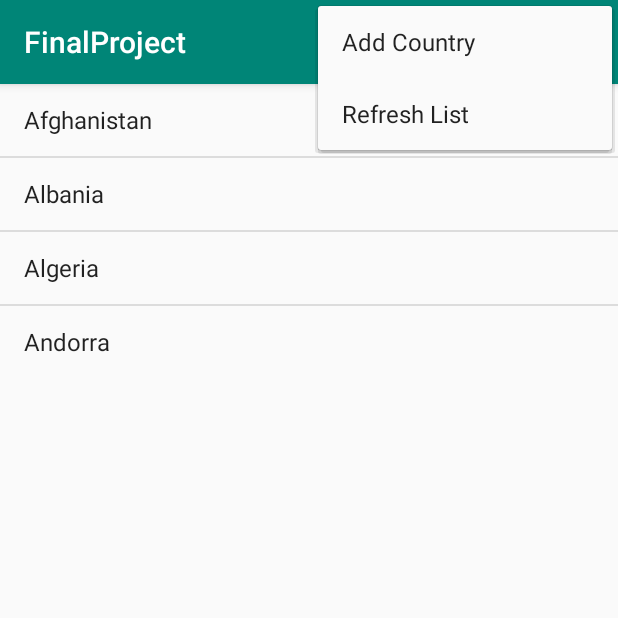
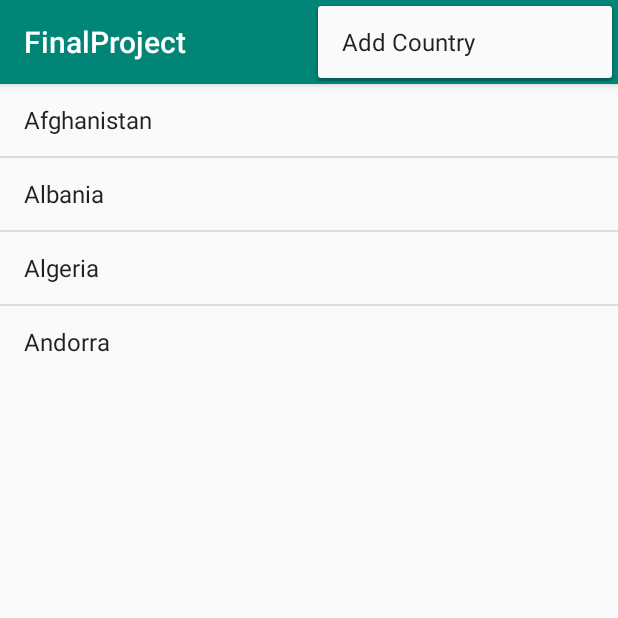
Before and after one commit to RafaelNunyez/pmm, an Android app: the CountriesScreen screen opened directly, with no data from a screen before it, with the options menu open, on a phone screen of 412 x 824 dp, the top half of it. Run offline under Robolectric (Android 15) with nearby library versions, the phone set to English and light mode, and no system bars.

Commit message:
Deleted refresh from menu and added to Add.java onBackPressed method

```diff
--- a/FinalProject/app/src/main/res/menu/menu.xml
+++ b/FinalProject/app/src/main/res/menu/menu.xml
@@ -1,11 +1,8 @@
 <?xml version="1.0" encoding="utf-8"?>
 <menu xmlns:android="http://schemas.android.com/apk/res/android">
+
     <item
         android:id="@+id/add"
         android:title="Add Country" />
 
-    <item
-        android:id="@+id/refresh"
-        android:title="Refresh List" />
-
 </menu>
```
Also changed, not shown: FinalProject/app/src/main/java/com/example/rafael/finalproject/Add.java (+7 -0 lines), FinalProject/app/src/main/java/com/example/rafael/finalproject/CountriesScreen.java (+12 -6 lines).
